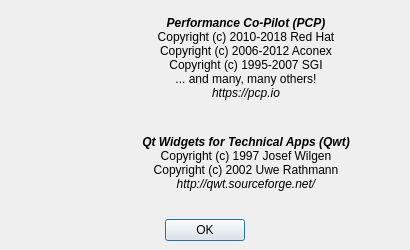
First picture: the form in src/src/pmtime/seealsodialog.ui, repository eurolinux-enterprise-linux-sources/pcp, before the edit.
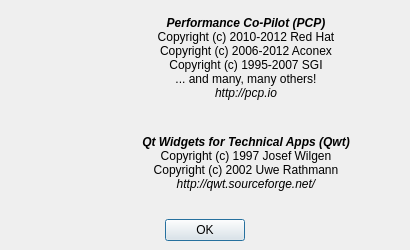
Second picture: the form after the edit. Icons and pictures are not drawn.

The edit to the form file:
```diff
--- a/src/src/pmtime/seealsodialog.ui
+++ b/src/src/pmtime/seealsodialog.ui
@@ -118,11 +118,11 @@
            </property>
            <property name="text">
             <string>&lt;b&gt;&lt;i&gt;Performance Co-Pilot (PCP)&lt;/i&gt;&lt;/b&gt;&lt;br&gt;
-Copyright (c) 2010-2018 Red Hat&lt;br&gt;
+Copyright (c) 2010-2012 Red Hat&lt;br&gt;
 Copyright (c) 2006-2012 Aconex&lt;br&gt;
 Copyright (c) 1995-2007 SGI&lt;br&gt;
 ... and many, many others!&lt;br&gt;
-&lt;i&gt;https://pcp.io&lt;/i&gt;</string>
+&lt;i&gt;http://pcp.io&lt;/i&gt;</string>
            </property>
            <property name="alignment">
             <set>Qt::AlignCenter</set>
```
